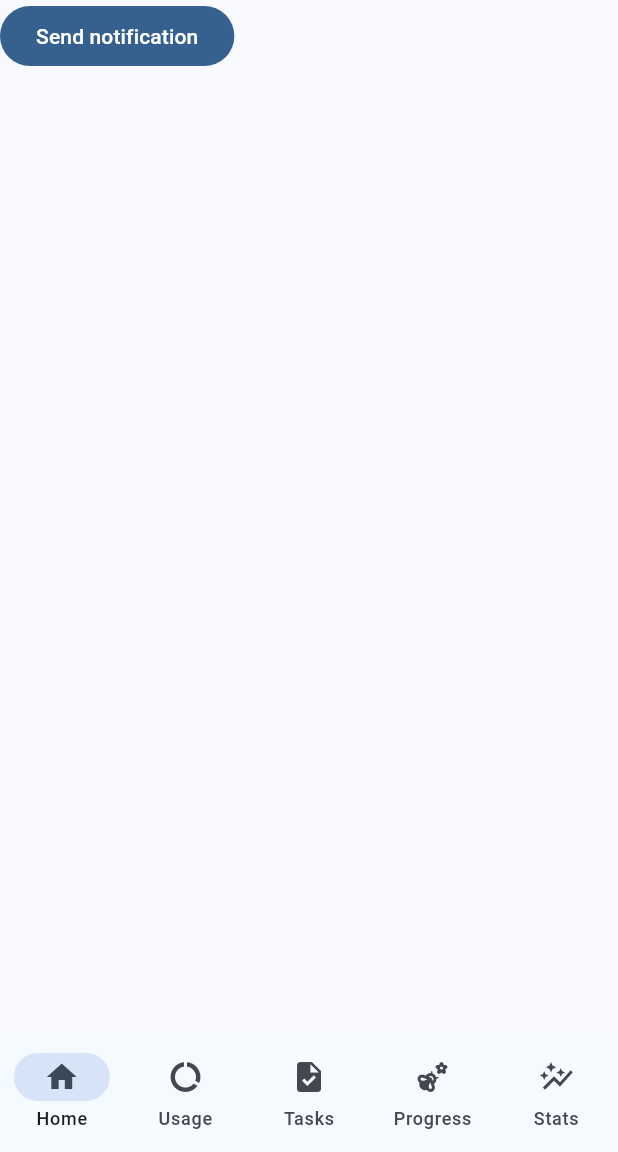
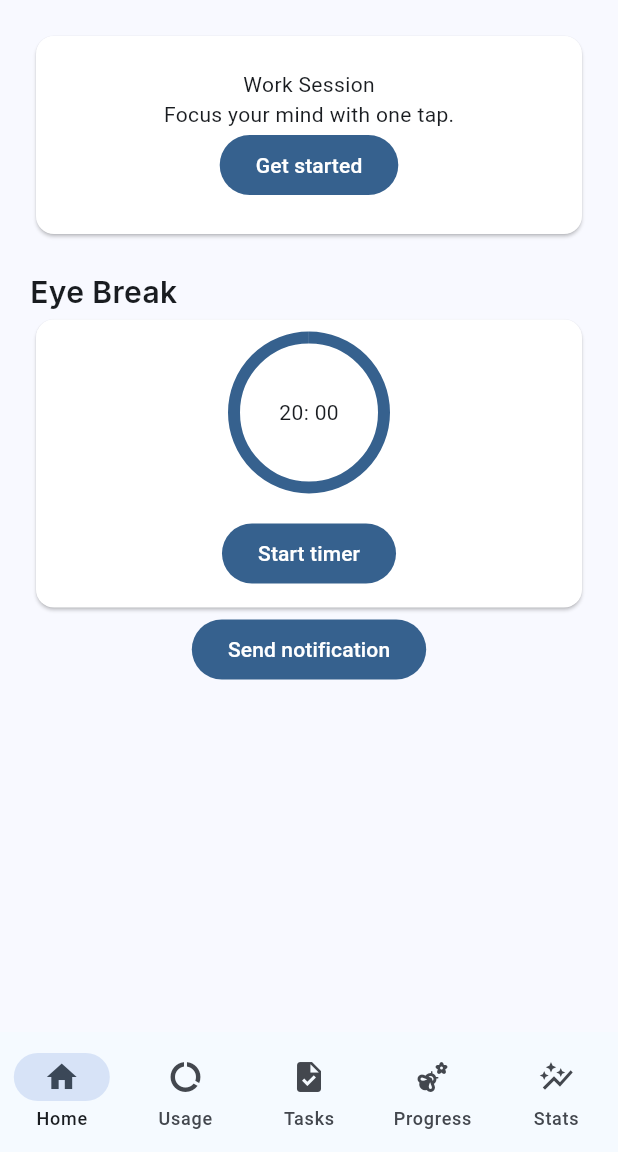
Before and after one commit to hongyi929/HackIT_2025, a Flutter app: the screen it shows once a user with an empty profile is signed in, on a phone screen of 412 x 824 dp, the part 84-1236 px from its top. Run offline on Flutter 3.47's test engine with Material 3 defaults, Android fonts, the phone set to English and light mode, and no system bars; our stand-ins replace cloud_firestore, dropdown_button2, firebase_auth, firebase_core, fl_chart, flutter_colorpicker and 5 more; missing offline and left inert: android_intent_plus, app_usage, flutter_background_service, installed_apps; accounts and stored records are empty; project files that could hold a hidden picture were left out.

Commit message:
Created working eye service background service

```diff
--- a/hackit_2025/lib/data/notifiers.dart
+++ b/hackit_2025/lib/data/notifiers.dart
@@ -5,3 +5,9 @@ ValueNotifier<int> selectedPageNotifier = ValueNotifier(0);
 ValueNotifier<int> taskAmountNotifier = ValueNotifier(0);
 
 ValueNotifier<int> categoryAmountNotifier = ValueNotifier(0);
+
+ValueNotifier<int> eyeTimerNotifier = ValueNotifier(1200);
+
+ValueNotifier<bool> eyeBreakNotifier = ValueNotifier(false);
+
+ValueNotifier<bool> eyeStartNotifier = ValueNotifier(false);
--- a/hackit_2025/lib/main.dart
+++ b/hackit_2025/lib/main.dart
@@ -3,6 +3,7 @@ import 'package:firebase_core/firebase_core.dart';
 import 'package:flutter/material.dart';
 import 'package:hackit_2025/data/notifiers.dart';
 import 'package:hackit_2025/firebase_options.dart';
+import 'package:hackit_2025/services/eye_break_bg_service.dart';
 import 'package:hackit_2025/services/notif_service.dart';
 import 'package:hackit_2025/views/pages/welcome_page.dart';
 import 'package:hackit_2025/widget_tree.dart';
@@ -12,8 +13,9 @@ void main() async {
   // Initialise and connect to firebase platform
   WidgetsFlutterBinding.ensureInitialized();
   await Firebase.initializeApp(options: DefaultFirebaseOptions.currentPlatform);
-  // Initialise Notifications Service
+  // Initialise Notifications Service and asks for Notifications Permissions within the initNotif Function
   await NotifService().initNotification();
+  await initializeService();
 
   runApp(const MyApp());
 }
--- a/hackit_2025/lib/services/notif_service.dart
+++ b/hackit_2025/lib/services/notif_service.dart
@@ -58,4 +58,9 @@ class NotifService {
       notificationDetails(),
     );
   }
+
+  //Method to schedule notification for a specific time and day
+  // Hour: 0-23
+  // minute 0-59
+
 }
--- a/hackit_2025/lib/views/pages/home_page.dart
+++ b/hackit_2025/lib/views/pages/home_page.dart
@@ -1,5 +1,11 @@
+import 'dart:async';
+
 import 'package:flutter/material.dart';
+import 'package:flutter_background_service/flutter_background_service.dart';
+import 'package:hackit_2025/data/constants.dart';
+import 'package:hackit_2025/data/notifiers.dart';
 import 'package:hackit_2025/services/notif_service.dart';
+import 'package:hackit_2025/views/pages/session_editor_page.dart';
 
 class HomePage extends StatefulWidget {
   const HomePage({super.key});
@@ -8,16 +14,160 @@ class HomePage extends StatefulWidget {
   State<HomePage> createState() => _HomePageState();
 }
 
+
 class _HomePageState extends State<HomePage> {
+  final service = FlutterBackgroundService();
+  StreamSubscription? listenUpdate;
+
+
+@override
+void initState() {
+  super.initState();
+
+  listenUpdate = service.on("update_timer").listen((event) {
+    if (event != null) {
+      // Update notifiers here
+      eyeTimerNotifier.value = event["timeLeft"] ?? eyeTimerNotifier.value;
+      eyeBreakNotifier.value = event["isBreak"] ?? eyeBreakNotifier.value;
+      print("test invoked?");
+      print(eyeTimerNotifier.value);
+    }
+  });
+}
+
+@override
+void dispose() {
+  listenUpdate?.cancel(); // remove listener when widget is removed
+  super.dispose();
+}
+
+  Widget buildButton() {
+    return eyeStartNotifier.value
+        ? FilledButton(
+            onPressed: () {
+              eyeStartNotifier.value = !eyeStartNotifier.value;
+              service.invoke("updateServiceIsolate1", {
+                "startValue" : eyeStartNotifier.value
+              });
+              setState(() {});
+            },
+            child: Text("Stop Timer"),
+          )
+        : FilledButton(
+            onPressed: () {
+              eyeStartNotifier.value = !eyeStartNotifier.value;
+              service.invoke("updateServiceIsolate1", {
+                "startValue" : eyeStartNotifier.value
+              });
+              setState(() {});
+            },
+            child: Text("Start timer"),
+          );
+  }
+
+  Widget buildTime() {
+    return ValueListenableBuilder(
+      valueListenable: eyeTimerNotifier,
+      builder: (context, value, child) {
+        String twoDigits(int n) => n.toString().padLeft(2, '0');
+        final minutes = twoDigits(value~/60);
+        final seconds = twoDigits(value%60);
+        return Text("$minutes: $seconds");
+      },
+    );
+  }
+
+  Duration duration = Duration(seconds: eyeTimerNotifier.value);
+  Timer? timer;
+  bool? breakTime = false;
+  bool buttonPress = false;
 
   @override
+  int mainSeconds = eyeTimerNotifier.value;
+  int maxMainSeconds = 1200;
+  int maxBreakSeconds = 20;
+
   Widget build(BuildContext context) {
+    print(eyeTimerNotifier.value);
     return Scaffold(
-      body: FilledButton(
-        onPressed: () {
-        NotifService().showNotification(title: "Title", body: "Body");
-        },
-        child: Text("Send notification"),
+      body: Padding(
+        padding: const EdgeInsets.all(20.0),
+        child: Column(
+          children: [
+            SizedBox(
+              height: 140,
+              width: double.infinity,
+              child: Card(
+                color: Colors.white,
+                child: Column(
+                  mainAxisAlignment: MainAxisAlignment.center,
+                  children: [
+                    Text("Work Session"),
+                    Text("Focus your mind with one tap."),
+                    FilledButton(onPressed: () {
+                      Navigator.push(context, MaterialPageRoute(builder: (context) {
+                        return SessionEditorPage();
+                      },));
+                    }, child: Text("Get started")),
+                  ],
+                ),
+              ),
+            ),
+            SizedBox(height: 20),
+            Align(
+              alignment: Alignment.topLeft,
+              child: Text("Eye Break", style: KTextStyle.header1Text),
+            ),
+            SizedBox(
+              height: 200,
+              width: double.infinity,
+              child: Card(
+                color: Colors.white,
+                child: Column(
+                  mainAxisAlignment: MainAxisAlignment.center,
+                  children: [
+                    Stack(
+                      alignment: AlignmentGeometry.center,
+                      children: [
+                        buildTime(),
+                        SizedBox(
+                          height: 100,
+                          width: 100,
+                          child: ValueListenableBuilder(
+                            valueListenable: eyeTimerNotifier,
+                            builder: (context, eyeTimer, child) {
+                              return ValueListenableBuilder(
+                                valueListenable: eyeBreakNotifier,
+                                builder: (context, eyeBreak, child) {
+                                  return CircularProgressIndicator(
+                                    value: eyeBreak
+                                        ? eyeTimer / maxBreakSeconds
+                                        : eyeTimer / maxMainSeconds,
+                                    strokeWidth: 8,
+                                  );
+                                }
+                              );
+                            },
+                          ),
+                        ),
+                      ],
+                    ),
+
+                    SizedBox(height: 20),
+                    buildButton(),
+                  ],
+                ),
+              ),
+            ),
+
+            FilledButton(
+              onPressed: () {
+                FlutterBackgroundService().invoke("setAsForeground");
+              },
+              child: Text("Send notification"),
+            ),
+          ],
+        ),
       ),
     );
   }
--- a/hackit_2025/lib/views/pages/progress_page.dart
+++ b/hackit_2025/lib/views/pages/progress_page.dart
@@ -10,6 +10,6 @@ class ProgressPage extends StatefulWidget {
 class _ProgressPageState extends State<ProgressPage> {
   @override
   Widget build(BuildContext context) {
-    return Container(child: Text('Progress'));
+    return Container();
   }
 }
--- a/hackit_2025/pubspec.yaml
+++ b/hackit_2025/pubspec.yaml
@@ -54,6 +54,8 @@ dependencies:
   fl_chart: ^1.1.0 # chart for statistics_page
   flutter_local_notifications: ^19.4.1
   permission_handler: ^12.0.1
+  timezone: ^0.10.1
+  flutter_timezone: ^4.1.1
 
 dev_dependencies:
   flutter_test:
```
Also changed, not shown: hackit_2025/lib/services/eye_break_bg_service.dart (added, +107 -0 lines), hackit_2025/lib/views/pages/session_editor_page.dart (added, +29 -0 lines), hackit_2025/pubspec.lock, 6 other files.
